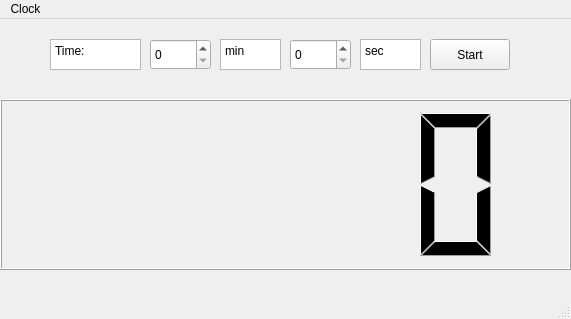
langong-dev/langong-clock, file mainwindow.ui: the form before one commit.
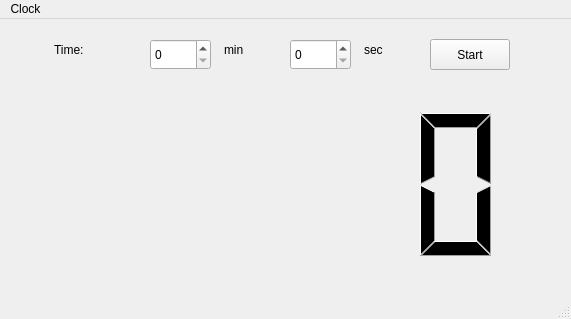
The form after the commit. Icons and pictures are not drawn.

```diff
--- a/mainwindow.ui
+++ b/mainwindow.ui
@@ -20,6 +20,10 @@
   <property name="autoFillBackground">
    <bool>false</bool>
   </property>
+  <property name="styleSheet">
+   <string notr="true">/*background-color: white;*/
+text-algin: center;</string>
+  </property>
   <widget class="QWidget" name="centralwidget">
    <widget class="QLCDNumber" name="lcdNumber">
     <property name="geometry">
@@ -30,6 +34,9 @@
       <height>171</height>
      </rect>
     </property>
+    <property name="styleSheet">
+     <string notr="true">border: 0;</string>
+    </property>
     <property name="value" stdset="0">
      <double>0.000000000000000</double>
     </property>
@@ -62,6 +69,10 @@
       <height>31</height>
      </rect>
     </property>
+    <property name="styleSheet">
+     <string notr="true">border: 0;
+background-color:transparent;</string>
+    </property>
     <property name="html">
      <string>&lt;!DOCTYPE HTML PUBLIC &quot;-//W3C//DTD HTML 4.0//EN&quot; &quot;http://www.w3.org/TR/REC-html40/strict.dtd&quot;&gt;
 &lt;html&gt;&lt;head&gt;&lt;meta name=&quot;qrichtext&quot; content=&quot;1&quot; /&gt;&lt;style type=&quot;text/css&quot;&gt;
@@ -79,6 +90,10 @@
       <height>31</height>
      </rect>
     </property>
+    <property name="styleSheet">
+     <string notr="true">border: 0;
+background-color:transparent;</string>
+    </property>
     <property name="html">
      <string>&lt;!DOCTYPE HTML PUBLIC &quot;-//W3C//DTD HTML 4.0//EN&quot; &quot;http://www.w3.org/TR/REC-html40/strict.dtd&quot;&gt;
 &lt;html&gt;&lt;head&gt;&lt;meta name=&quot;qrichtext&quot; content=&quot;1&quot; /&gt;&lt;style type=&quot;text/css&quot;&gt;
@@ -128,6 +143,10 @@
       <height>31</height>
      </rect>
     </property>
+    <property name="styleSheet">
+     <string notr="true">border: 0;
+background-color:transparent;</string>
+    </property>
     <property name="html">
      <string>&lt;!DOCTYPE HTML PUBLIC &quot;-//W3C//DTD HTML 4.0//EN&quot; &quot;http://www.w3.org/TR/REC-html40/strict.dtd&quot;&gt;
 &lt;html&gt;&lt;head&gt;&lt;meta name=&quot;qrichtext&quot; content=&quot;1&quot; /&gt;&lt;style type=&quot;text/css&quot;&gt;
```
Left out of the diff: 20 changed lines with no effect on the pictures.
